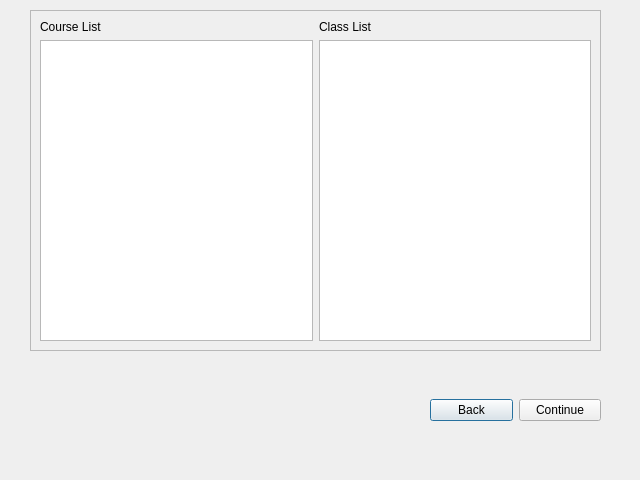
Above: tcc_gui/tcc_gui/mycoursedialog.ui from raquelrasia/tcc before the change. Below: the same form after it.
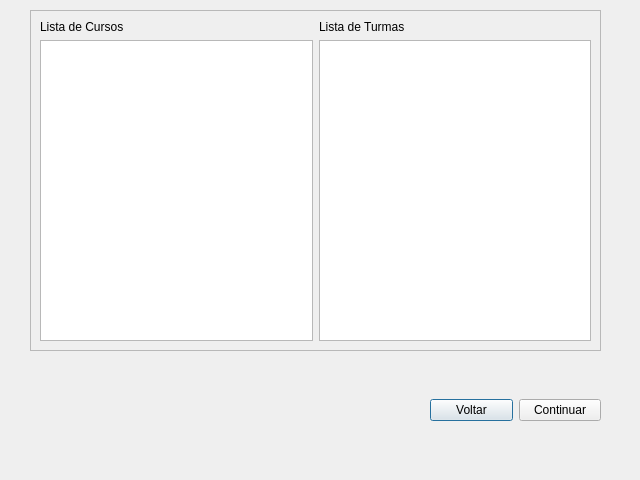
That is the form after the change.

```diff
--- a/tcc_gui/tcc_gui/mycoursedialog.ui
+++ b/tcc_gui/tcc_gui/mycoursedialog.ui
@@ -26,14 +26,14 @@
     <item>
      <widget class="QPushButton" name="pushButton">
       <property name="text">
-       <string>Back</string>
+       <string>Voltar</string>
       </property>
      </widget>
     </item>
     <item>
      <widget class="QPushButton" name="pushButton_2">
       <property name="text">
-       <string>Continue</string>
+       <string>Continuar</string>
       </property>
      </widget>
     </item>
@@ -73,14 +73,14 @@
      <item row="0" column="0">
       <widget class="QLabel" name="label">
        <property name="text">
-        <string>Course List</string>
+        <string>Lista de Cursos</string>
        </property>
       </widget>
      </item>
      <item row="0" column="1">
       <widget class="QLabel" name="label_2">
        <property name="text">
-        <string>Class List</string>
+        <string>Lista de Turmas</string>
        </property>
       </widget>
      </item>
```
